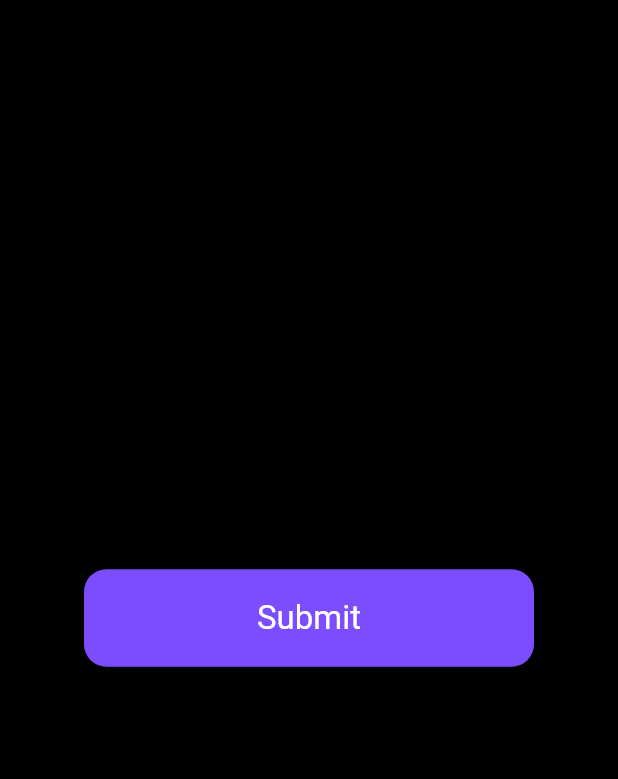
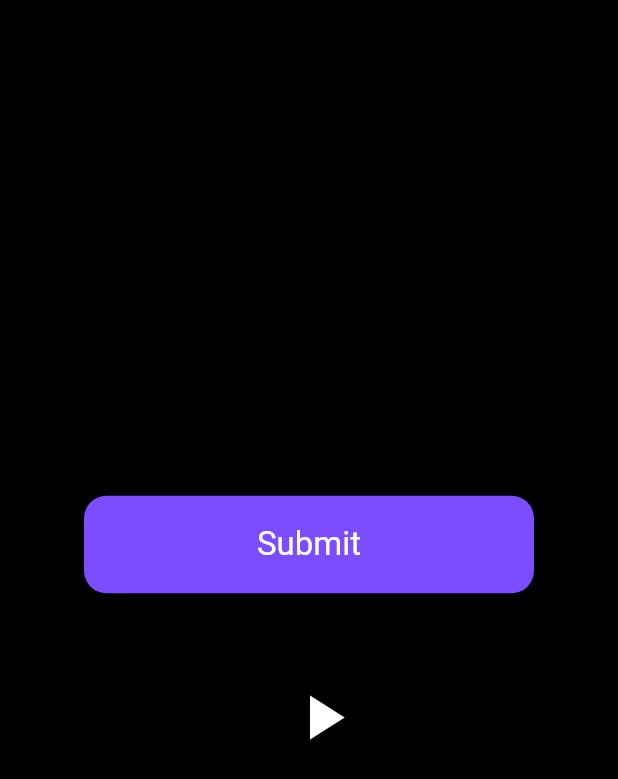
Before and after one commit to darkCavalier11/FancyLoadingButton, a Flutter app: the screen it shows after launch, on a phone screen of 412 x 824 dp. Shown: the top 779 px of the screen. Run offline on Flutter 3.47's test engine with Material 2 defaults, Android fonts, the phone set to English and light mode, and no system bars.

Commit message:
added example

```diff
--- a/example/lib/main.dart
+++ b/example/lib/main.dart
@@ -13,17 +13,52 @@ class MyApp extends StatefulWidget {
 class _MyAppState extends State<MyApp> {
   FancyButtonAnimationController _fancyButtonAnimationController =
       FancyButtonAnimationController();
+  String _currentState = 'idle';
   @override
   Widget build(BuildContext context) {
     return MaterialApp(
       home: Scaffold(
         backgroundColor: Colors.black,
         body: Center(
-          child: FancyLoadingButton(
-            onTap: () {
-              _fancyButtonAnimationController.start();
-            },
-            fancyButtonAnimationController: _fancyButtonAnimationController,
+          child: Column(
+            mainAxisSize: MainAxisSize.min,
+            children: [
+              FancyLoadingButton(
+                onTap: () {
+                  _fancyButtonAnimationController.start();
+                },
+                fancyButtonAnimationController: _fancyButtonAnimationController,
+              ),
+              SizedBox(
+                height: 50,
+              ),
+              IconButton(
+                onPressed: () {
+                  if (_currentState == 'idle') {
+                    _fancyButtonAnimationController.start();
+                    setState(() {
+                      _currentState = 'play';
+                    });
+                  } else {
+                    _fancyButtonAnimationController.complete();
+                    setState(() {
+                      _currentState = 'idle';
+                    });
+                  }
+                },
+                icon: _currentState == 'idle'
+                    ? Icon(
+                        Icons.play_arrow,
+                        color: Colors.white,
+                        size: 50,
+                      )
+                    : Icon(
+                        Icons.pause_circle,
+                        color: Colors.white,
+                        size: 50,
+                      ),
+              )
+            ],
           ),
         ),
       ),
```
